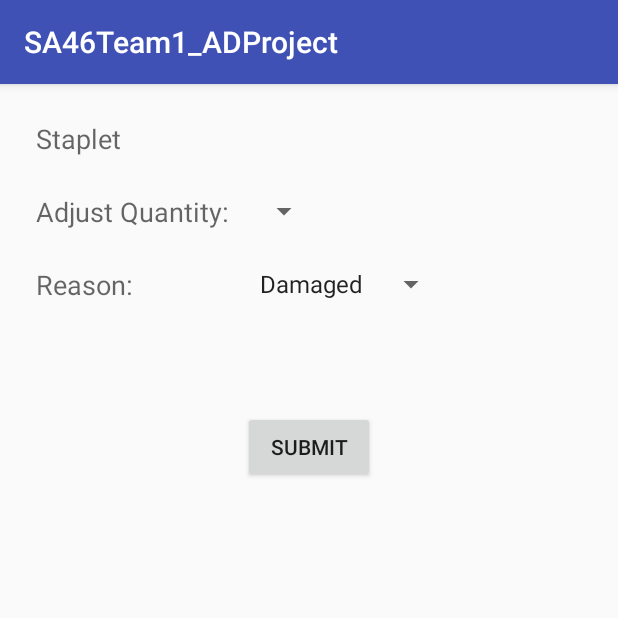
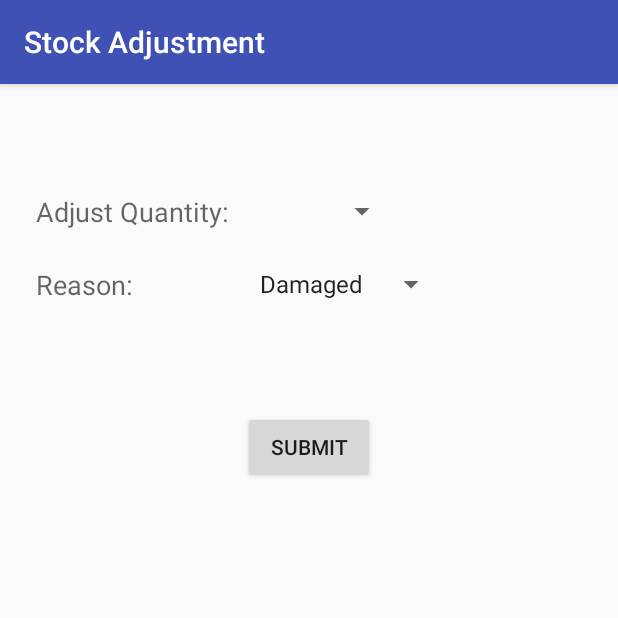
Before and after one commit to e0283982/University-Inventory-Management-System-Mobile, an Android app: the StockAdjustmentActivity screen opened directly, with no data from a screen before it, on a phone screen of 412 x 824 dp, the top half of it. Run offline under Robolectric (Android 15) with nearby library versions, the phone set to English and light mode, and no system bars.

Commit message:
checkpoint
checkpoint

```diff
--- a/SA46Team1_ADProject/app/src/main/java/com/gdipsa/iss/nus/sa46team1_adproject/StockAdjustmentActivity.java
+++ b/SA46Team1_ADProject/app/src/main/java/com/gdipsa/iss/nus/sa46team1_adproject/StockAdjustmentActivity.java
@@ -1,12 +1,19 @@
 package com.gdipsa.iss.nus.sa46team1_adproject;
 
+import android.content.Intent;
+import android.support.v4.app.NavUtils;
 import android.support.v7.app.AppCompatActivity;
 import android.os.Bundle;
+import android.view.MenuItem;
 import android.view.View;
+import android.widget.ArrayAdapter;
 import android.widget.Button;
 import android.widget.Spinner;
 import android.widget.TextView;
 import android.widget.Toast;
+
+import java.util.ArrayList;
+import java.util.List;
 
 public class StockAdjustmentActivity extends AppCompatActivity {
 
@@ -15,23 +22,48 @@ public class StockAdjustmentActivity extends AppCompatActivity {
     private Spinner reasonSpinner;
     private Button submitButton;
 
+    private ArrayAdapter<Integer> quantitySpinnerAdapter;
+
     @Override
     protected void onCreate(Bundle savedInstanceState) {
         super.onCreate(savedInstanceState);
         setContentView(R.layout.activity_stock_adjustment);
+
+        setTitle("Stock Adjustment");
+//        getSupportActionBar().setDisplayHomeAsUpEnabled(true);
 
         itemAdjustedTextView = findViewById(R.id.textView_stock_adjustment_item_description);
         quantityAdjustedSpinner = findViewById(R.id.spinner_stock_adjustment_quantity_adjusted);
         reasonSpinner = findViewById(R.id.spinner_stock_adjustment_reason);
         submitButton = findViewById(R.id.button_stock_adjustment_submit);
 
+        Intent data = getIntent();
+
+        itemAdjustedTextView.setText(data.getStringExtra("ItemAdjusted"));
+
+        int quantityRetrieved = data.getIntExtra("QuantityRetrieved", 0);
+        List<Integer> quantitySpinner = new ArrayList<Integer>();
+
+        for (int i = 1; i <= quantityRetrieved; i++){
+            quantitySpinner.add(i);
+        }
+
+        quantitySpinnerAdapter = new ArrayAdapter<Integer>(StockAdjustmentActivity.this, android.R.layout.simple_spinner_item, quantitySpinner);
+
+        quantitySpinnerAdapter.setDropDownViewResource(android.R.layout.simple_dropdown_item_1line);
+
+        quantityAdjustedSpinner.setAdapter(quantitySpinnerAdapter);
+
         submitButton.setOnClickListener(new View.OnClickListener() {
             @Override
             public void onClick(View v) {
 
+                String quantityAdjustedString = quantityAdjustedSpinner.getSelectedItem().toString();
+                int quantityAdjusted = Integer.parseInt(quantityAdjustedString);
+
                 String remarkSelected = reasonSpinner.getSelectedItem().toString();
 
-                Toast.makeText(getApplicationContext(), remarkSelected, Toast.LENGTH_LONG).show();
+                Toast.makeText(getApplicationContext(), "" + quantityAdjusted, Toast.LENGTH_LONG).show();
 
             }
         });
@@ -41,4 +73,21 @@ public class StockAdjustmentActivity extends AppCompatActivity {
 
 
     }
+
+//    @Override
+//    public boolean onOptionsItemSelected(MenuItem item) {
+//
+//        int id = item.getItemId();
+//
+//        switch (id){
+//
+//            case android.R.id.home:
+//                NavUtils.navigateUpFromSameTask(StockAdjustmentActivity.this);
+//                return true;
+//        }
+//
+//        return super.onOptionsItemSelected(item);
+//    }
+
+
 }
--- a/SA46Team1_ADProject/app/src/main/res/layout/activity_stock_adjustment.xml
+++ b/SA46Team1_ADProject/app/src/main/res/layout/activity_stock_adjustment.xml
@@ -34,7 +34,7 @@
 
     <Spinner
         android:id="@+id/spinner_stock_adjustment_quantity_adjusted"
-        android:layout_width="wrap_content"
+        android:layout_width="100dp"
         android:layout_height="wrap_content"
         app:layout_constraintLeft_toRightOf="@id/textView_stock_adjustment_adjust_quantity_label"
         app:layout_constraintTop_toTopOf="@id/textView_stock_adjustment_adjust_quantity_label"
```
Also changed, not shown: SA46Team1_ADProject/app/src/main/java/com/gdipsa/iss/nus/sa46team1_adproject/RetrievalListAdapter.java (+8 -0 lines).
